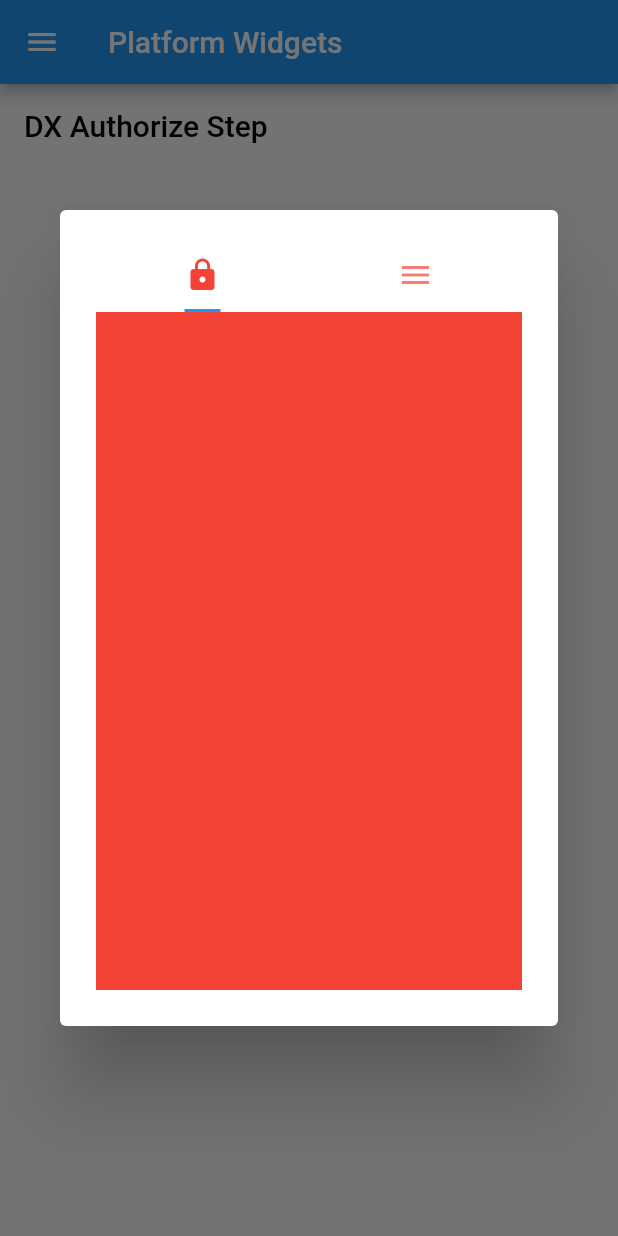
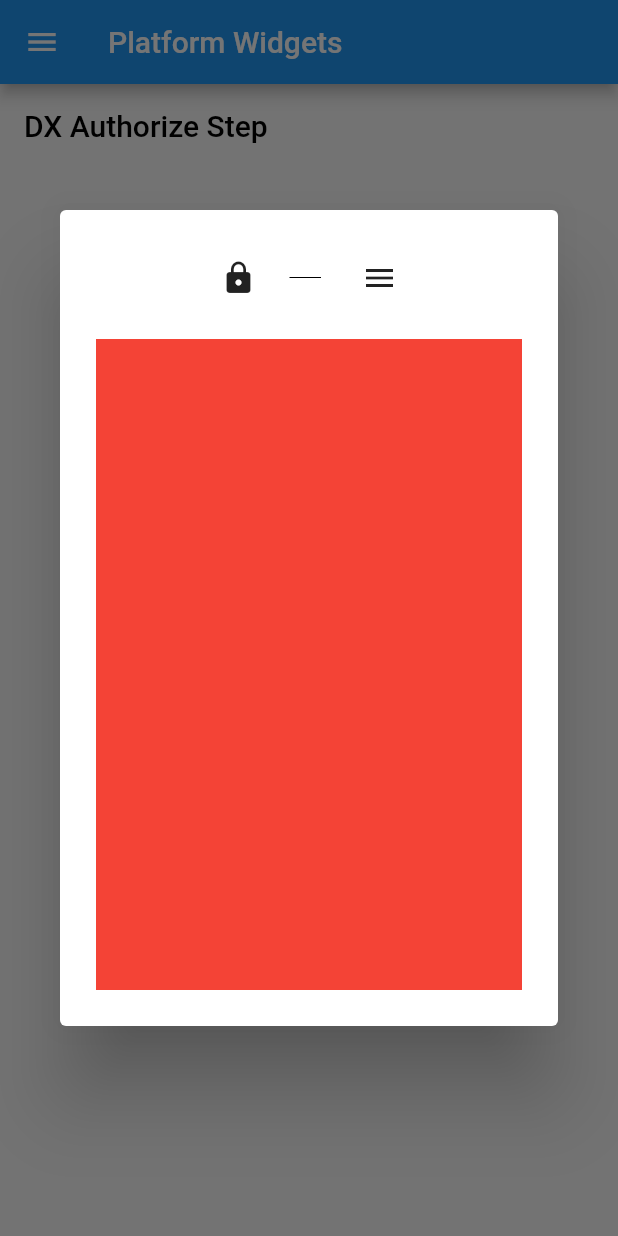
Before and after one commit to DalangLy/pos_platform_widgets, a Flutter app: the DXAuthorizeStepPage screen opened by its route, after a tap on "Show DX Authorize Step Dialog", on a phone screen of 412 x 824 dp. Run offline on Flutter 3.47's test engine with Material 2 defaults, Android fonts, the light colour scheme and no system bars; our stand-ins replace auto_route.

Commit message:
fixed bugs

```diff
--- a/lib/widgets/dxauthorize.step.dialog.dart
+++ b/lib/widgets/dxauthorize.step.dialog.dart
@@ -1,4 +1,5 @@
 import 'package:flutter/material.dart';
+import 'package:post_platform_widgets/widgets/dxselect.choice.widget.dart';
 
 class DXAuthorizeStep extends StatefulWidget {
   final List<Widget> steps;
@@ -12,39 +13,74 @@ class DXAuthorizeStep extends StatefulWidget {
   State<DXAuthorizeStep> createState() => _DXAuthorizeStepState();
 }
 
-class _DXAuthorizeStepState extends State<DXAuthorizeStep> {
+class _DXAuthorizeStepState extends State<DXAuthorizeStep> with SingleTickerProviderStateMixin{
+  late TabController _tabController;
+
+  @override
+  void initState() {
+    super.initState();
+
+    _tabController = TabController(length: 2, vsync: this,);
+  }
+
   @override
   Widget build(BuildContext context) {
     return AlertDialog(
       content: SizedBox(
         width: 400,
         height: 500,
-        child: DefaultTabController(
-          length: 2,
         child: Column(
           children: [
-              const TabBar(
-                labelColor: Colors.red,
-                indicatorSize: TabBarIndicatorSize.label,
-                labelPadding: EdgeInsets.all(0),
-                indicatorPadding: EdgeInsets.all(0),
-                tabs: [
-                  Tab(
-                    icon: Icon(Icons.lock),
+            LayoutBuilder(
+              builder: (context, constraint) {
+                return SizedBox(
+                  width: (constraint.maxWidth * 50) / 100,
+                  child: Row(
+                    mainAxisAlignment: MainAxisAlignment.spaceAround,
+                    children: [
+                      IconButton(
+                        icon: const Icon(Icons.lock),
+                        onPressed: () => _tabController.index = 0,
                       ),
-                  Tab(
-                    icon: Icon(Icons.menu),
+                      Expanded(
+                        child: Container(
+                          margin: const EdgeInsets.only(left: 10.0, right: 15.0),
+                          child: const Divider(
+                            color: Colors.black,
+                            height: 50,
+                          ),
+                        ),
+                      ),
+                      IconButton(
+                        icon: const Icon(Icons.menu),
+                        onPressed: () => _tabController.index = 1,
                       ),
                     ],
                   ),
+                );
+              }
+            ),
+            const Divider(color: Colors.transparent,),
             Expanded(
               child: TabBarView(
+                controller: _tabController,
                 children: [
                   Container(
                     color: Colors.red,
+                    height: double.infinity,
                   ),
-                    Container(
-                      color: Colors.blue,
+                  DXSelectChoice<String>(
+                    items: List.generate(100, (index) => '$index'),
+                    builder: (context, item){
+                      return ListTile(
+                        leading: const Icon(Icons.circle),
+                        title: Text(item.toString(),),
+                      );
+                    },
+                    action: ElevatedButton(
+                      onPressed: (){},
+                      child: const Text('CONFIRM'),
+                    )
                   ),
                 ],
               ),
@@ -52,7 +88,6 @@ class _DXAuthorizeStepState extends State<DXAuthorizeStep> {
           ],
         ),
       ),
-      ),
     );
   }
 }
--- a/lib/widgets/dxnumber.pad.widget.dart
+++ b/lib/widgets/dxnumber.pad.widget.dart
@@ -48,8 +48,17 @@ class DXNumberPad extends StatelessWidget {
               crossAxisCount: 4,
             ),
             children: numberKeys.map<Widget>((e) {
-              return ElevatedButton(
+              return TextButton(
                 child: e.child,
+                style: ButtonStyle(
+                  // shape: MaterialStateProperty.all<RoundedRectangleBorder>(
+                  //   RoundedRectangleBorder(
+                  //     side: const BorderSide(color: Colors.black,),
+                  //     borderRadius: BorderRadius.circular(20.0),),
+                  // ),
+                  elevation: MaterialStateProperty.all(1.0,),
+                  backgroundColor: MaterialStateProperty.all(Colors.white,),
+                ),
                 onPressed: (){
                   switch(e.keyType){
                     case _KeyType.numberPad:
```
Lines whose indentation alone changed are shown as unchanged.
